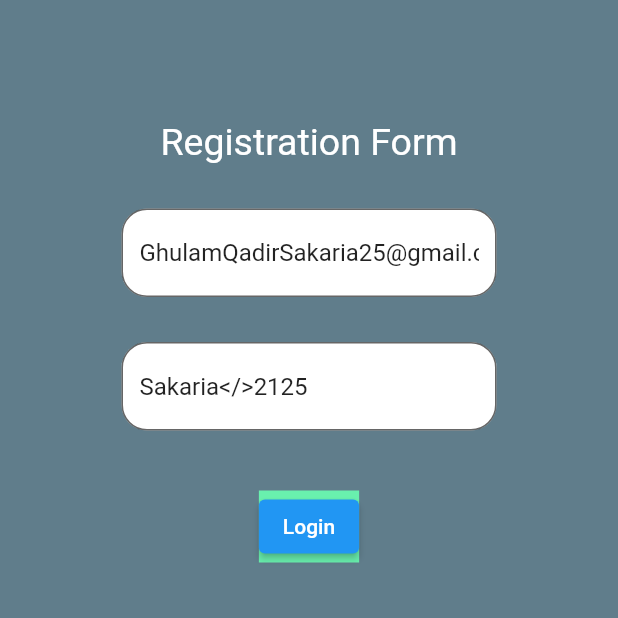
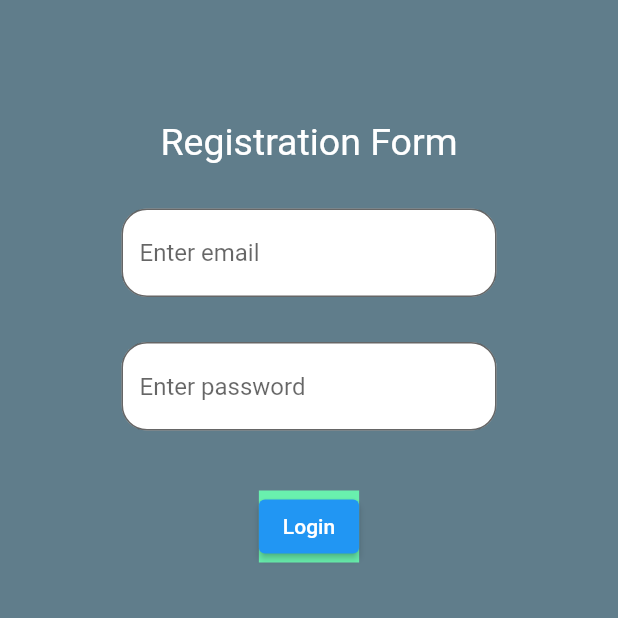
Before and after one commit to GhulamQadir/FLutter-Firebase-Usage, a Flutter app: the screen it shows after launch, on a phone screen of 412 x 824 dp, the top half of it. Run offline on Flutter 3.47's test engine with Material 2 defaults, Android fonts, the phone set to English and light mode, and no system bars; our stand-ins replace cloud_firestore, firebase_auth, firebase_core; accounts and stored records are empty.

Commit message:
Flutter-Firebase

```diff
--- a/lib/Login.dart
+++ b/lib/Login.dart
@@ -10,10 +10,8 @@ class Login extends StatefulWidget {
 class _LoginState extends State<Login> {
   @override
   Widget build(BuildContext context) {
-    final TextEditingController emailController =
-        TextEditingController(text: "GhulamQadirSakaria25@gmail.com");
-    final TextEditingController passwordController =
-        TextEditingController(text: "Sakaria</>2125");
+    final TextEditingController emailController = TextEditingController();
+    final TextEditingController passwordController = TextEditingController();
 
     void login() async {
       FirebaseAuth auth = FirebaseAuth.instance;
```
